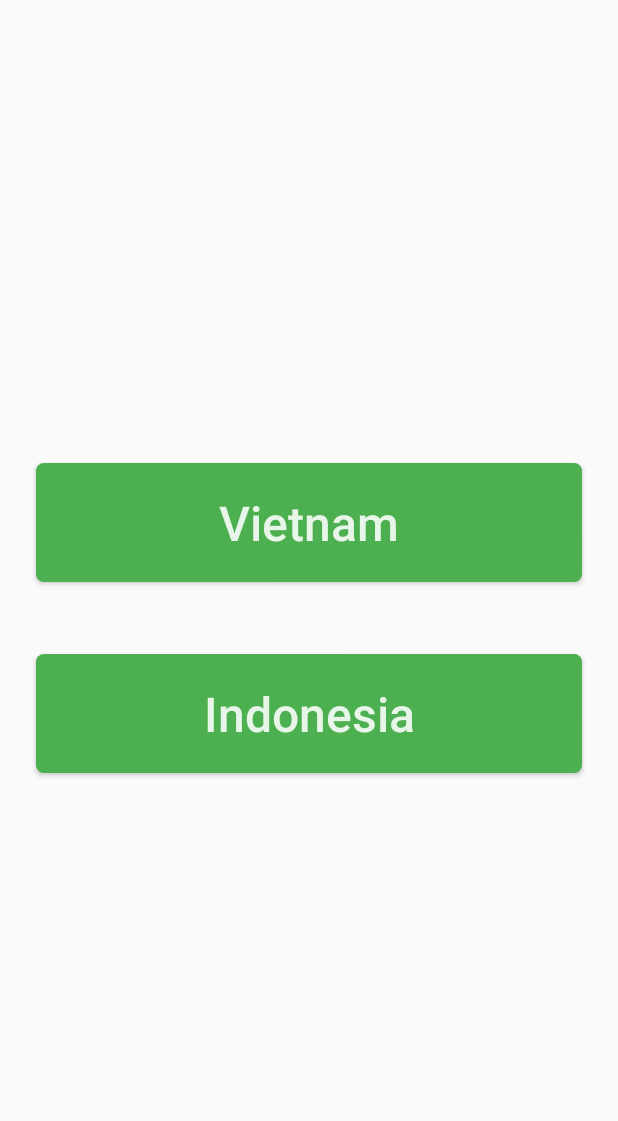
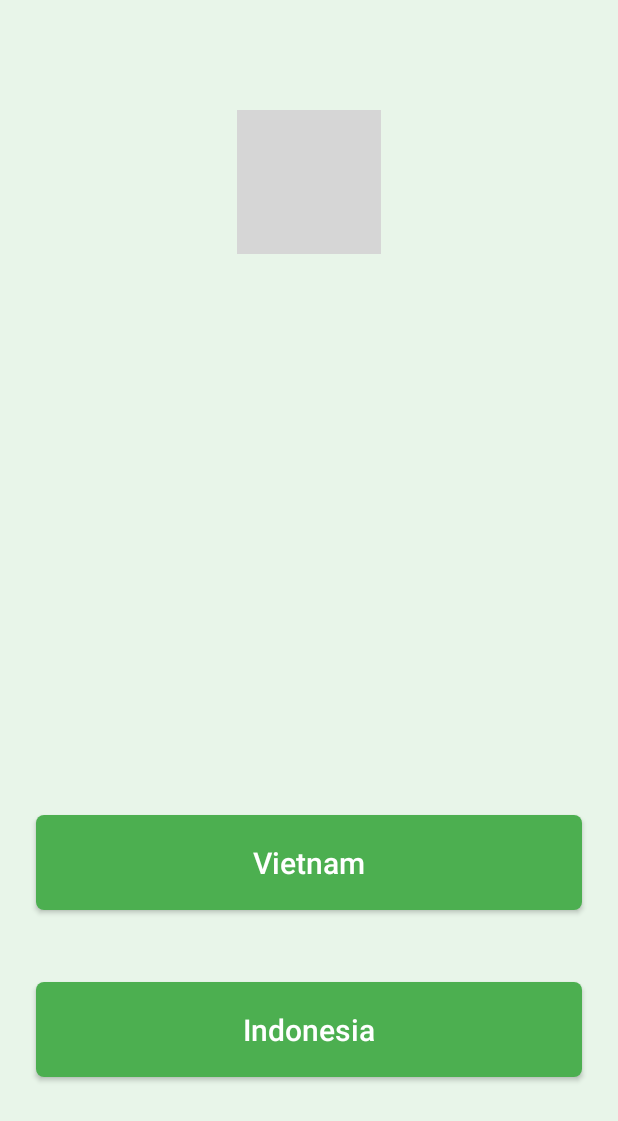
Before and after one commit to tdh4vn/MAHR, an Android app: the screen it shows after launch (MainActivity), on a phone screen of 412 x 824 dp. Shown: the top 1121 px of the screen. Run offline under Robolectric (Android 15) with nearby library versions, the phone set to English and light mode, and no system bars; 1 statement that could not run was skipped; grey boxes are pictures that could not be loaded.

```diff
--- a/MAHR/app/src/main/res/layout/fragment_nationality_selection.xml
+++ b/MAHR/app/src/main/res/layout/fragment_nationality_selection.xml
@@ -3,15 +3,19 @@
     android:layout_width="match_parent"
     android:layout_height="match_parent"
     tools:context=".fragment.NationalitySelectionFragment">
-    <LinearLayout
+    <RelativeLayout
         android:layout_width="match_parent"
-        android:layout_height="match_parent">
+        android:layout_height="match_parent"
+        android:background="@color/ColorMainBackground">
 
         <LinearLayout
             android:layout_width="match_parent"
             android:layout_height="wrap_content"
             android:orientation="vertical"
-            android:layout_gravity="center">
+            android:layout_gravity="center"
+            android:layout_alignParentBottom="true"
+            android:layout_alignParentStart="true"
+            android:layout_marginBottom="82dp">
             <Button
                 android:id="@+id/btnIndonesia"
                 android:layout_width="match_parent"
@@ -20,7 +24,7 @@
                 android:layout_margin="@dimen/main_activity_button_margin"
                 android:textAllCaps="false"
                 android:background="@drawable/selector_main_button"
-                android:textColor="@color/ColorLanguageButtonText"
+                android:textColor="#ffffff"
                 android:textSize="@dimen/main_activity_button_text_size"
                 android:text="@string/vietnam"/>
             <Button
@@ -31,11 +35,20 @@
                 android:layout_margin="@dimen/main_activity_button_margin"
                 android:textAllCaps="false"
                 android:background="@drawable/selector_main_button"
-                android:textColor="@color/ColorLanguageButtonText"
+                android:textColor="#ffffff"
                 android:textSize="@dimen/main_activity_button_text_size"
                 android:text="@string/indonesia" />
         </LinearLayout>
-    </LinearLayout>
+
+        <ImageView
+            android:layout_width="wrap_content"
+            android:layout_height="wrap_content"
+            android:id="@+id/imageLogo"
+            android:layout_alignParentTop="true"
+            android:layout_centerHorizontal="true"
+            android:layout_marginTop="73dp"
+            android:src="@mipmap/inspira_logo_small1" />
+    </RelativeLayout>
 
 
 </FrameLayout>
--- a/MAHR/app/src/main/res/values/dimens.xml
+++ b/MAHR/app/src/main/res/values/dimens.xml
@@ -5,7 +5,7 @@
 
     <dimen name="main_activity_button_margin">24dp</dimen>
     <dimen name="main_activity_button_padding">18dp</dimen>
-    <dimen name="main_activity_button_text_size">32sp</dimen>
+    <dimen name="main_activity_button_text_size">20sp</dimen>
     <dimen name="list_job_activity_button_text_size">18sp</dimen>>
 
     <dimen name="large_selection_text_size">18sp</dimen>
```
Also changed, not shown: MAHR/app/src/main/AndroidManifest.xml (+3 -4 lines), MAHR/app/src/main/res/layout/fragment_item.xml (+6 -4 lines), MAHR/app/src/main/res/layout/fragment_list_jobs.xml (indentation only).
